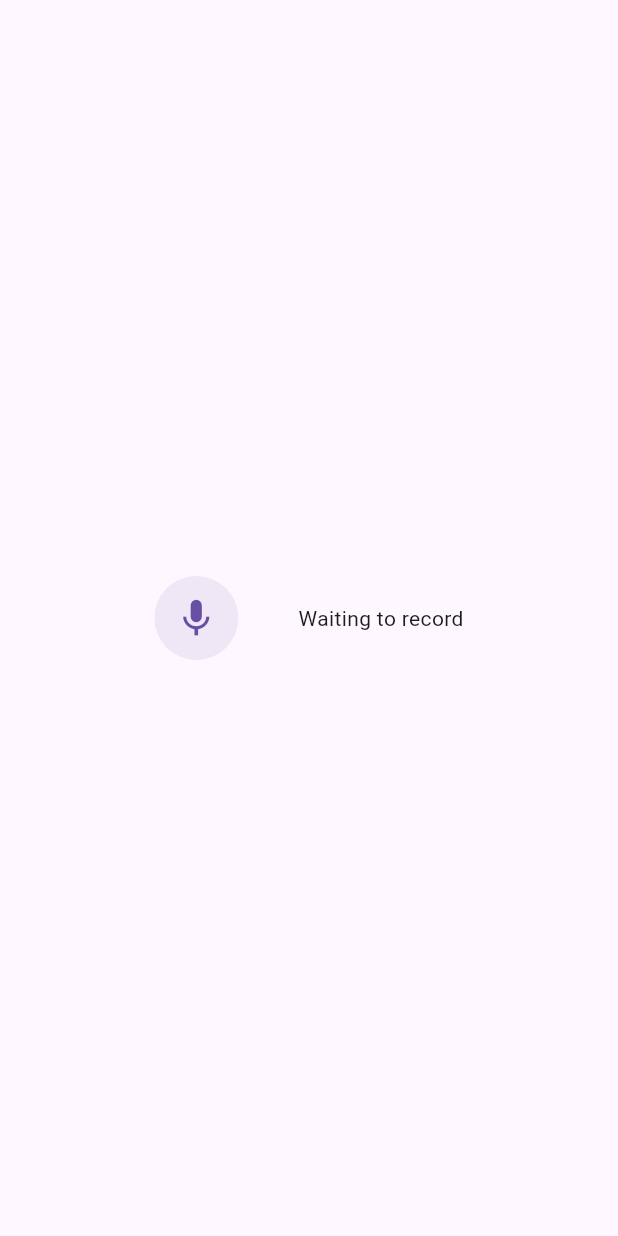
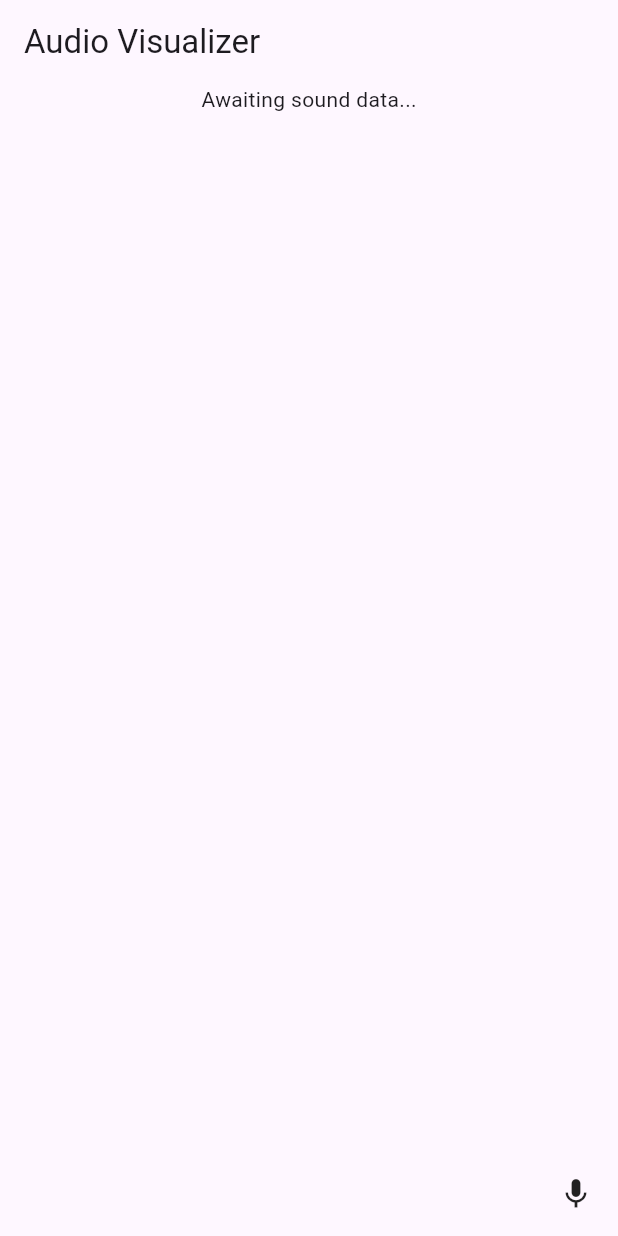
Before and after one commit to SeardnaSchmid/pitch-visualizer, a Flutter app: the screen it shows after launch, on a phone screen of 412 x 824 dp. Run offline on Flutter 3.47's test engine with Material 3 defaults, Android fonts, the phone set to English and light mode, and no system bars; our stand-ins replace fl_chart; missing offline and left inert: record.

Commit message:
uses chart to visualize input data

```diff
--- /dev/null
+++ b/lib/audio_input_controller.dart
@@ -0,0 +1,59 @@
+import 'dart:async';
+import 'package:record/record.dart';
+
+class AudioInputController {
+  late final AudioRecorder _audioRecorder;
+
+  final StreamController<List<int>> _soundDataStreamController =
+      StreamController<List<int>>();
+  final StreamController<Amplitude> _amplitudeStreamController =
+      StreamController<Amplitude>();
+
+  StreamSubscription<RecordState>? _audioRecorderStateSub;
+  StreamSubscription<Amplitude>? _amplitudeSub;
+  Stream<List<int>> get soundDataStream => _soundDataStreamController.stream;
+  Stream<Amplitude> get amplitudeStream => _amplitudeStreamController.stream;
+
+  AudioInputController() {
+    _audioRecorder = AudioRecorder();
+    _audioRecorderStateSub =
+        _audioRecorder.onStateChanged().listen((recordState) {});
+    _amplitudeSub = _audioRecorder
+        .onAmplitudeChanged(const Duration(milliseconds: 200))
+        .listen((amplitude) {
+      _amplitudeStreamController.add(amplitude);
+    });
+  }
+
+  // Start recording
+  Future<void> start() async {
+    const config =
+        const RecordConfig(encoder: AudioEncoder.pcm16bits, numChannels: 1);
+
+    _audioRecorder.startStream(config).then((stream) {
+      _soundDataStreamController.addStream(stream);
+    });
+  }
+
+  Future<void> stop() async {
+    await _audioRecorder.stop();
+    _soundDataStreamController.close();
+  }
+
+  Future<void> pause() async {
+    // Pause recording
+    await _audioRecorder.pause();
+  }
+
+  Future<void> resume() async {
+    // Resume recording
+    await _audioRecorder.resume();
+  }
+
+  void dispose() {
+    _audioRecorderStateSub?.cancel();
+    _amplitudeSub?.cancel();
+    _soundDataStreamController.close();
+    _amplitudeStreamController.close();
+  }
+}
--- a/lib/main.dart
+++ b/lib/main.dart
@@ -1,35 +1,65 @@
-import 'package:flutter/foundation.dart';
 import 'package:flutter/material.dart';
+import 'package:pitch_visualizer/widgets/amplitude_visualization.widget.dart';
+import 'package:pitch_visualizer/widgets/sound_data.widget.dart';
 
-import 'recorder.dart';
+import 'audio_input_controller.dart';
 
-void main() => runApp(const MyApp());
-
-class MyApp extends StatefulWidget {
-  const MyApp({super.key});
-
-  @override
-  State<MyApp> createState() => _MyAppState();
+void main() {
+  runApp(MyApp());
 }
 
-class _MyAppState extends State<MyApp> {
-  String? audioPath;
+class MyApp extends StatelessWidget {
+  const MyApp({Key? key}) : super(key: key);
 
   @override
   Widget build(BuildContext context) {
-    return MaterialApp(
-      home: Scaffold(
-        body: Center(
-          child: Recorder(
-            onStop: (path) {
-              if (kDebugMode) print('Recorded file path: $path');
-              setState(() {
-                audioPath = path;
-              });
-            },
-          ),
-        ),
-      ),
+    return const MaterialApp(
+      home: MyHomePage(),
     );
   }
 }
+
+class MyHomePage extends StatefulWidget {
+  const MyHomePage({Key? key}) : super(key: key);
+
+  @override
+  _MyHomePageState createState() => _MyHomePageState();
+}
+
+class _MyHomePageState extends State<MyHomePage> {
+
+  late AudioInputController _audioInputController;
+
+  @override
+  void initState() {
+    super.initState();
+    _audioInputController = AudioInputController();
+    _audioInputController.start();
+  }
+
+  @override
+  Widget build(BuildContext context) {
+    return Scaffold(
+      appBar: AppBar(
+        title: const Text('Audio Visualizer'),
+      ),
+      body: Center(
+        child:
+            Column(
+              children: [
+                AmplitudeVisualizer(amplitudeStream: _audioInputController.amplitudeStream),
+                SoundDataStreamWidget(soundDataStream: _audioInputController.soundDataStream),
+              ],
+            ),
+      ),
+      floatingActionButton: const Icon(Icons.mic),
+    );
+  }
+
+  @override
+  void dispose() {
+    _audioInputController.stop();
+    _audioInputController.dispose();
+    super.dispose();
+  }
+}
--- a/lib/recorder.dart
+++ /dev/null
@@ -1,252 +0,0 @@
-import 'dart:async';
-
-import 'package:flutter/foundation.dart';
-import 'package:flutter/material.dart';
-import 'package:record/record.dart';
-
-import 'platform/audio_recorder_io.dart';
-
-class Recorder extends StatefulWidget {
-  final void Function(String path) onStop;
-
-  const Recorder({super.key, required this.onStop});
-
-  @override
-  State<Recorder> createState() => _RecorderState();
-}
-
-class _RecorderState extends State<Recorder> with AudioRecorderMixin {
-  int _recordDuration = 0;
-  Timer? _timer;
-  late final AudioRecorder _audioRecorder;
-  StreamSubscription<RecordState>? _recordSub;
-  RecordState _recordState = RecordState.stop;
-  StreamSubscription<Amplitude>? _amplitudeSub;
-  Amplitude? _amplitude;
-
-  @override
-  void initState() {
-    _audioRecorder = AudioRecorder();
-
-    _recordSub = _audioRecorder.onStateChanged().listen((recordState) {
-      _updateRecordState(recordState);
-    });
-
-    _amplitudeSub = _audioRecorder
-        .onAmplitudeChanged(const Duration(milliseconds: 300))
-        .listen((amp) {
-      setState(() => _amplitude = amp);
-    });
-
-    super.initState();
-  }
-
-  Future<void> _start() async {
-    try {
-      if (await _audioRecorder.hasPermission()) {
-        const encoder = AudioEncoder.pcm16bits;
-
-        if (!await _isEncoderSupported(encoder)) {
-          return;
-        }
-
-        final devs = await _audioRecorder.listInputDevices();
-        debugPrint(devs.toString());
-
-        const config = RecordConfig(encoder: encoder, numChannels: 1);
-
-        // Record to file
-        await recordFile(_audioRecorder, config);
-
-        // Record to stream
-        // await recordStream(_audioRecorder, config);
-
-        _recordDuration = 0;
-
-        _startTimer();
-      }
-    } catch (e) {
-      if (kDebugMode) {
-        print(e);
-      }
-    }
-  }
-
-  Future<void> _stop() async {
-    final path = await _audioRecorder.stop();
-
-    if (path != null) {
-      widget.onStop(path);
-
-      downloadWebData(path);
-    }
-  }
-
-  Future<void> _pause() => _audioRecorder.pause();
-
-  Future<void> _resume() => _audioRecorder.resume();
-
-  void _updateRecordState(RecordState recordState) {
-    setState(() => _recordState = recordState);
-
-    switch (recordState) {
-      case RecordState.pause:
-        _timer?.cancel();
-        break;
-      case RecordState.record:
-        _startTimer();
-        break;
-      case RecordState.stop:
-        _timer?.cancel();
-        _recordDuration = 0;
-        break;
-    }
-  }
-
-  Future<bool> _isEncoderSupported(AudioEncoder encoder) async {
-    final isSupported = await _audioRecorder.isEncoderSupported(
-      encoder,
-    );
-
-    if (!isSupported) {
-      debugPrint('${encoder.name} is not supported on this platform.');
-      debugPrint('Supported encoders are:');
-
-      for (final e in AudioEncoder.values) {
-        if (await _audioRecorder.isEncoderSupported(e)) {
-          debugPrint('- ${encoder.name}');
-        }
-      }
-    }
-
-    return isSupported;
-  }
-
-  @override
-  Widget build(BuildContext context) {
-    return MaterialApp(
-      home: Scaffold(
-        body: Column(
-          mainAxisAlignment: MainAxisAlignment.center,
-          children: [
-            Row(
-              mainAxisAlignment: MainAxisAlignment.center,
-              children: <Widget>[
-                _buildRecordStopControl(),
-                const SizedBox(width: 20),
-                _buildPauseResumeControl(),
-                const SizedBox(width: 20),
-                _buildText(),
-              ],
-            ),
-            if (_amplitude != null) ...[
-              const SizedBox(height: 40),
-              Text('Current: ${_amplitude?.current ?? 0.0}'),
-              Text('Max: ${_amplitude?.max ?? 0.0}'),
-            ],
-          ],
-        ),
-      ),
-    );
-  }
-
-  @override
-  void dispose() {
-    _timer?.cancel();
-    _recordSub?.cancel();
-    _amplitudeSub?.cancel();
-    _audioRecorder.dispose();
-    super.dispose();
-  }
-
-  Widget _buildRecordStopControl() {
-    late Icon icon;
-    late Color color;
-
-    if (_recordState != RecordState.stop) {
-      icon = const Icon(Icons.stop, color: Colors.red, size: 30);
-      color = Colors.red.withOpacity(0.1);
-    } else {
-      final theme = Theme.of(context);
-      icon = Icon(Icons.mic, color: theme.primaryColor, size: 30);
-      color = theme.primaryColor.withOpacity(0.1);
-    }
-
-    return ClipOval(
-      child: Material(
-        color: color,
-        child: InkWell(
-          child: SizedBox(width: 56, height: 56, child: icon),
-          onTap: () {
-            (_recordState != RecordState.stop) ? _stop() : _start();
-          },
-        ),
-      ),
-    );
-  }
-
-  Widget _buildPauseResumeControl() {
-    if (_recordState == RecordState.stop) {
-      return const SizedBox.shrink();
-    }
-
-    late Icon icon;
-    late Color color;
-
-    if (_recordState == RecordState.record) {
-      icon = const Icon(Icons.pause, color: Colors.red, size: 30);
-      color = Colors.red.withOpacity(0.1);
-    } else {
-      final theme = Theme.of(context);
-      icon = const Icon(Icons.play_arrow, color: Colors.red, size: 30);
-      color = theme.primaryColor.withOpacity(0.1);
-    }
-
-    return ClipOval(
-      child: Material(
-        color: color,
-        child: InkWell(
-          child: SizedBox(width: 56, height: 56, child: icon),
-          onTap: () {
-            (_recordState == RecordState.pause) ? _resume() : _pause();
-          },
-        ),
-      ),
-    );
-  }
-
-  Widget _buildText() {
-    if (_recordState != RecordState.stop) {
-      return _buildTimer();
-    }
-
-    return const Text("Waiting to record");
-  }
-
-  Widget _buildTimer() {
-    final String minutes = _formatNumber(_recordDuration ~/ 60);
-    final String seconds = _formatNumber(_recordDuration % 60);
-
-    return Text(
-      '$minutes : $seconds',
-      style: const TextStyle(color: Colors.red),
-    );
-  }
-
-  String _formatNumber(int number) {
-    String numberStr = number.toString();
-    if (number < 10) {
-      numberStr = '0$numberStr';
-    }
-
-    return numberStr;
-  }
-
-  void _startTimer() {
-    _timer?.cancel();
-
-    _timer = Timer.periodic(const Duration(seconds: 1), (Timer t) {
-      setState(() => _recordDuration++);
-    });
-  }
-}
--- /dev/null
+++ b/lib/widgets/sound_data.widget.dart
@@ -0,0 +1,50 @@
+import 'package:flutter/material.dart';
+import 'package:fl_chart/fl_chart.dart';
+
+class SoundDataStreamWidget extends StatelessWidget {
+  final Stream<List<int>> soundDataStream;
+
+  SoundDataStreamWidget({required this.soundDataStream});
+
+  @override
+  Widget build(BuildContext context) {
+    return StreamBuilder<List<int>>(
+      stream: soundDataStream,
+      builder: (BuildContext context, AsyncSnapshot<List<int>> snapshot) {
+        if (snapshot.hasError) {
+          return Text('Error: ${snapshot.error}');
+        }
+        switch (snapshot.connectionState) {
+          case ConnectionState.waiting:
+            return const Text('Awaiting sound data...');
+          default:
+            if (snapshot.hasData) {
+              List<FlSpot> spots = snapshot.data!
+                  .asMap()
+                  .entries
+                  .map((e) => FlSpot(e.key.toDouble(), e.value.toDouble()))
+                  .toList();
+
+              return SizedBox(
+                width: 300,
+                height: 160,
+                child: LineChart(
+                  LineChartData(
+                    lineBarsData: [
+                      LineChartBarData(
+                        spots: spots,
+                        isCurved: true,
+                        barWidth: 2,
+                      ),
+                    ],
+                  ),
+                ),
+              );
+            } else {
+              return const Text('No sound data');
+            }
+        }
+      },
+    );
+  }
+}
--- a/pubspec.yaml
+++ b/pubspec.yaml
@@ -32,10 +32,8 @@ dependencies:
     sdk: flutter
   path: ^1.8.0
   record: ^5.0.4
-  audioplayers: ^5.2.1
   permission_handler: ^8.1.6
-  path_provider: ^2.0.5
-
+  fl_chart: ^0.66.0
 
   # The following adds the Cupertino Icons font to your application.
   # Use with the CupertinoIcons class for iOS style icons.
```
Also changed, not shown: lib/platform/audio_recorder_io.dart (deleted, +0 -47 lines), lib/widgets/amplitude_visualization.widget.dart (added, +31 -0 lines), 5 other files.
